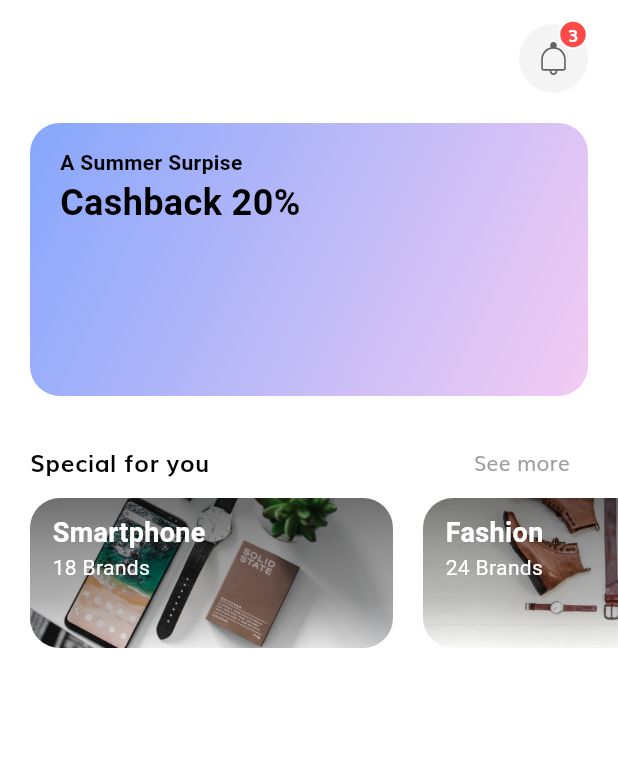
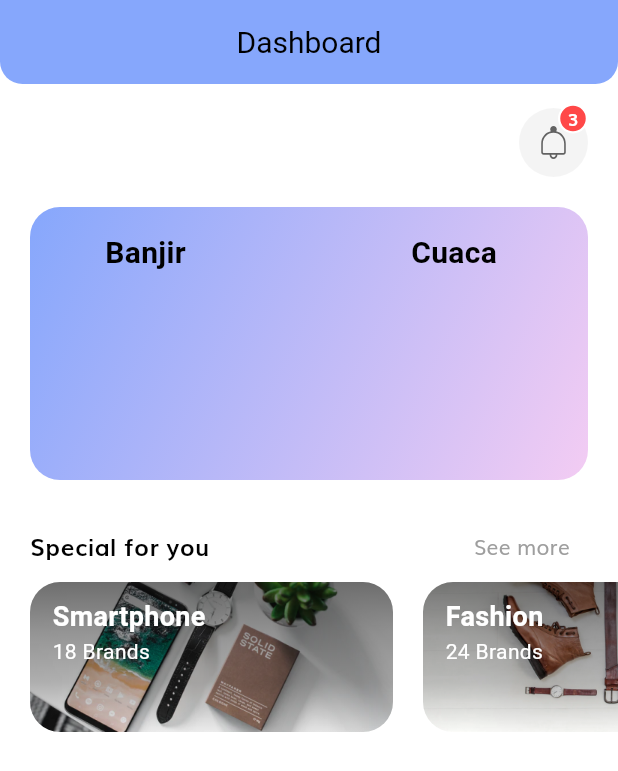
Before and after one commit to AntolKun/monitor_banjir_mobile, a Flutter app: the HomeScreen screen opened by its route, on a phone screen of 412 x 824 dp. Shown: the top 771 px of the screen. Run offline on Flutter 3.47's test engine with Material 3 defaults, Android fonts, the phone set to English and light mode, and no system bars; our stand-ins replace flutter_svg.

Commit message:
ngubah appbar home

```diff
--- a/lib/constants.dart
+++ b/lib/constants.dart
@@ -7,6 +7,7 @@ const kPrimaryGradientColor = LinearGradient(
   end: Alignment.bottomRight,
   colors: [Color(0xFF86A7FC), Color(0xFFF3CCF3)],
 );
+const kPrimaryColorSoft = Color(0xFF86A7FC);
 const kSecondaryColor = Color(0xFF979797);
 const kTextColor = Colors.black;
 
--- a/lib/screens/home/components/discount_banner.dart
+++ b/lib/screens/home/components/discount_banner.dart
@@ -21,24 +21,38 @@ class DiscountBanner extends StatelessWidget {
       ),
       child: const SizedBox(
         height: 150,
-        child: Text.rich(
+        child: Row(
+          children: [
+            SizedBox(width: 30),
+            Column(
+              children: [
+                Text.rich(
                   TextSpan(
+                    text: "Banjir",
                     style: TextStyle(
-            color: Colors.black,
+                      fontSize: 20,
                       fontWeight: FontWeight.bold
+                    )
+                  )
+                )
+              ]
             ),
-          children: [
-            TextSpan(text: "A Summer Surpise\n"),
+            SizedBox(width: 150),
+            Column(children: [
+              Text.rich(
                   TextSpan(
-              text: "Cashback 20%\n",
+                    text: "Cuaca",
                     style: TextStyle(
-                fontSize: 24,
-                fontWeight: FontWeight.bold,
-              ),
+                      fontSize: 20,
+                      fontWeight: FontWeight.bold
+                    )
+                  )
                 ),
               ],
             ),
-      ),
+            SizedBox(width: 30),
+          ],
+        )
       )
     );
   }
--- a/lib/screens/home/home_screen.dart
+++ b/lib/screens/home/home_screen.dart
@@ -1,4 +1,5 @@
 import 'package:flutter/material.dart';
+import 'package:monitor_banjir/constants.dart';
 
 // import 'components/categories.dart';
 import 'components/discount_banner.dart';
@@ -12,8 +13,19 @@ class HomeScreen extends StatelessWidget {
   const HomeScreen({super.key});
   @override
   Widget build(BuildContext context) {
-    return const Scaffold(
-      body: SafeArea(
+    return Scaffold(
+      appBar: AppBar(
+        automaticallyImplyLeading: false,
+        centerTitle: true,
+        backgroundColor: kPrimaryColorSoft,
+        shape: const RoundedRectangleBorder(
+        borderRadius: BorderRadius.vertical(
+          bottom: Radius.circular(15),
+        ),
+      ),
+        title: const Text("Dashboard", style: TextStyle(fontSize: 20),),
+      ),
+      body: const SafeArea(
         child: SingleChildScrollView(
           padding: EdgeInsets.symmetric(vertical: 16),
           child: Column(
```
Lines whose indentation alone changed are shown as unchanged.
